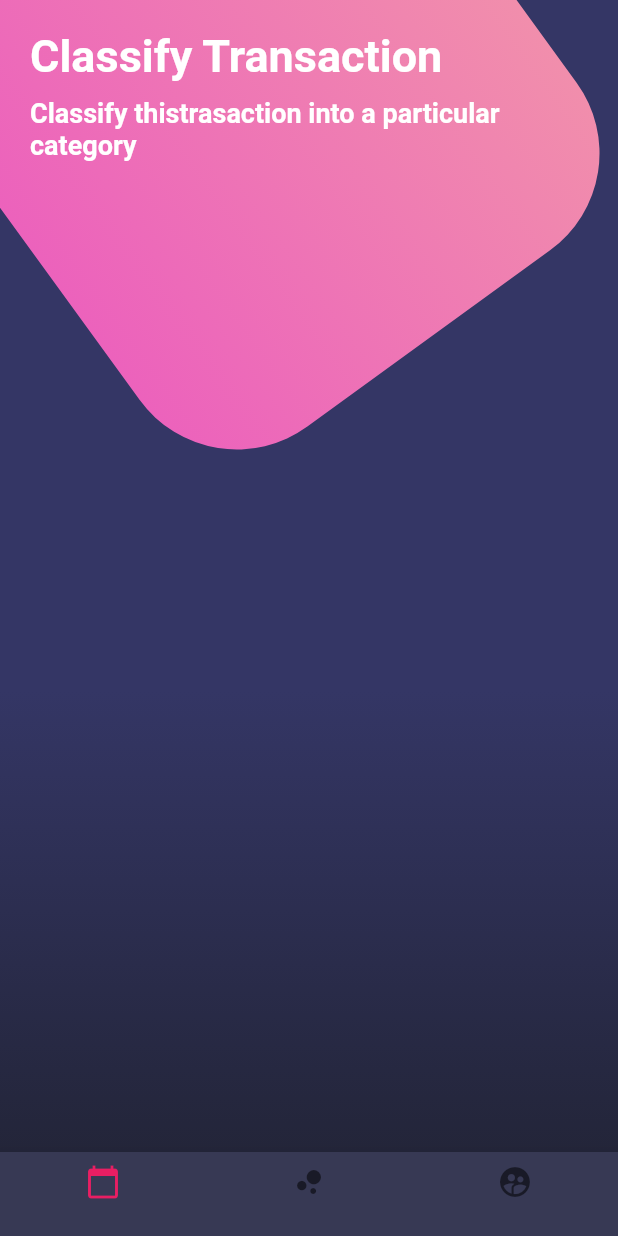
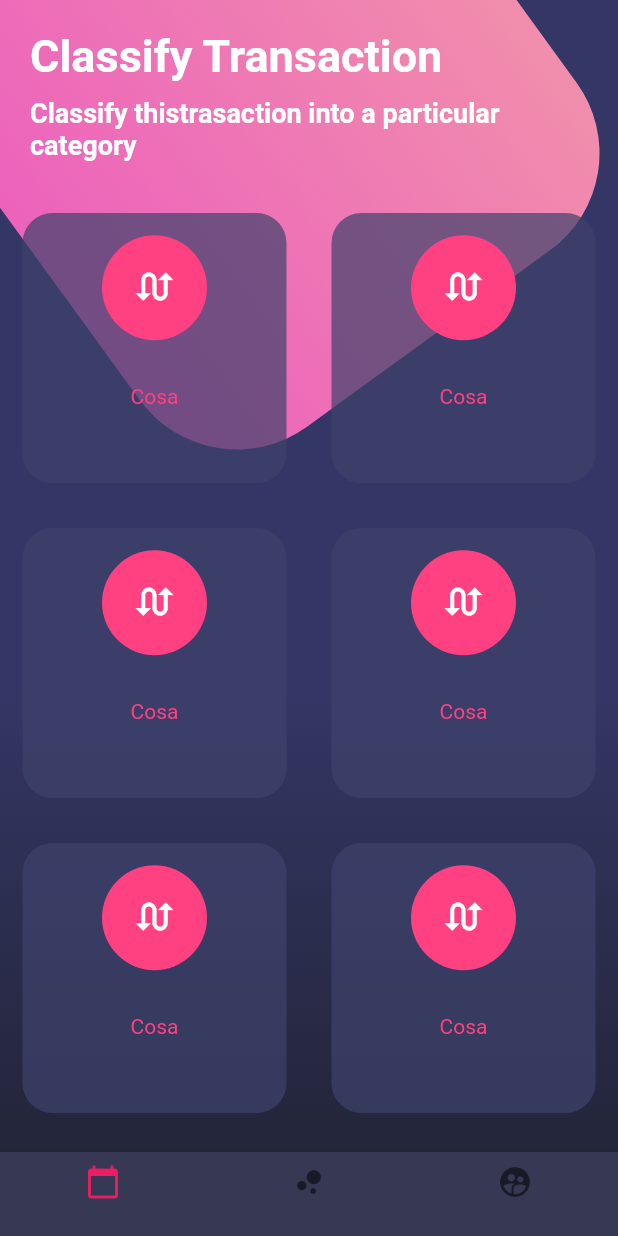
Before and after one commit to kkevin7/design_flutter_app, a Flutter app: the screen it shows after launch, on a phone screen of 412 x 824 dp. Run offline on Flutter 3.47's test engine with Material 2 defaults, Android fonts, the phone set to English and light mode, and no system bars.

Commit message:
Using TableRow to create the divisions

```diff
--- a/lib/src/pages/botones_page.dart
+++ b/lib/src/pages/botones_page.dart
@@ -13,6 +13,7 @@ class BotonesPage extends StatelessWidget {
               child: Column(
                 children: <Widget>[
                   _titulos(),
+                  _botonesRedondeados(),
                 ],
               ),
             ),
@@ -89,12 +90,10 @@ class BotonesPage extends StatelessWidget {
   Widget _bottomNavigationBar(BuildContext context) {
     return new Theme(
       data: Theme.of(context).copyWith(
-        canvasColor: Color.fromRGBO(55,57,84,1.0),
-        primaryColor: Colors.pinkAccent,
-        textTheme: Theme.of(context).textTheme.copyWith(
-          caption: TextStyle(color: Color.fromRGBO(116, 177, 152, 1.0))
-        )
-      ),
+          canvasColor: Color.fromRGBO(55, 57, 84, 1.0),
+          primaryColor: Colors.pinkAccent,
+          textTheme: Theme.of(context).textTheme.copyWith(
+              caption: TextStyle(color: Color.fromRGBO(116, 177, 152, 1.0)))),
       child: BottomNavigationBar(
         fixedColor: Colors.pink,
         items: <BottomNavigationBarItem>[
@@ -114,4 +113,47 @@ class BotonesPage extends StatelessWidget {
       ),
     );
   }
+
+  Widget _botonesRedondeados() {
+    return Table(children: [
+      TableRow(children: [
+        _crearBotonRedondeado(),
+        _crearBotonRedondeado(),
+      ]),
+      TableRow(children: [
+        _crearBotonRedondeado(),
+        _crearBotonRedondeado(),
+      ]),
+      TableRow(children: [
+        _crearBotonRedondeado(),
+        _crearBotonRedondeado(),
+      ]),
+    ]);
+  }
+
+  Widget _crearBotonRedondeado() {
+    return Container(
+      height: 180.0,
+      margin: EdgeInsets.all(15.0),
+      decoration: BoxDecoration(
+        color: Color.fromRGBO(62, 66, 107, 0.7),
+        borderRadius: BorderRadius.circular(20.0),
+      ),
+      child: Column(
+        mainAxisAlignment: MainAxisAlignment.spaceAround,
+        children: <Widget>[
+          CircleAvatar(
+            backgroundColor: Colors.pinkAccent,
+            radius: 35.0,
+            child: Icon(Icons.swap_calls, color: Colors.white, size: 30.0,),
+          ),
+          Text('Cosa', style: TextStyle(color: Colors.pinkAccent),),
+          SizedBox(
+            height: 5.0,
+          )
+
+        ],
+      ),
+    );
+  }
 }
```
